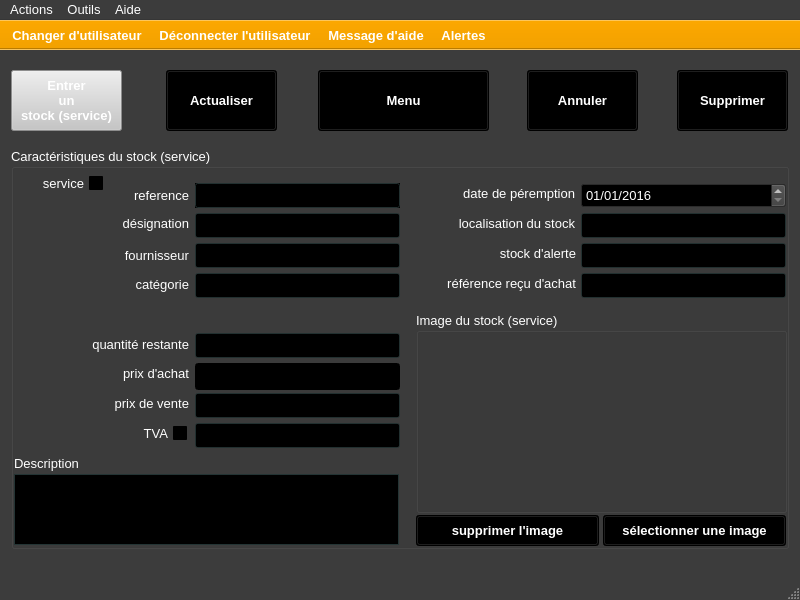
Above: ui/yeroth-erp-modifier-window.ui from xnoumbissinoundou/yeroth-erp-3.0 before the change. Below: the same form after it.
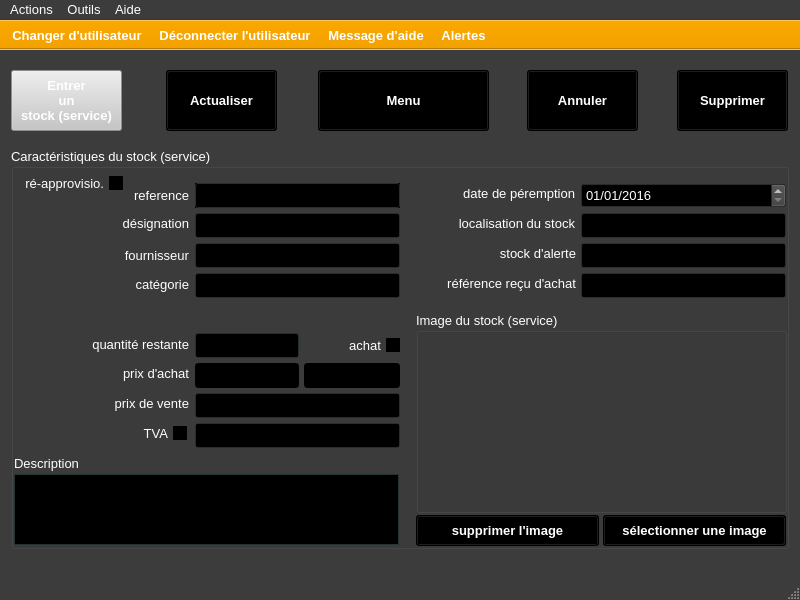
That is the form after the change. Icons and pictures are not drawn. Custom widgets are drawn as their Qt base class.

```diff
--- a/ui/yeroth-erp-modifier-window.ui
+++ b/ui/yeroth-erp-modifier-window.ui
@@ -6433,7 +6433,7 @@
       <rect>
        <x>184</x>
        <y>185</y>
-       <width>205</width>
+       <width>104</width>
        <height>25</height>
       </rect>
      </property>
@@ -9246,8 +9246,8 @@
       <rect>
        <x>184</x>
        <y>215</y>
-       <width>205</width>
-       <height>27</height>
+       <width>104</width>
+       <height>25</height>
       </rect>
      </property>
      <property name="palette">
@@ -10209,7 +10209,7 @@
       <rect>
        <x>5</x>
        <y>25</y>
-       <width>87</width>
+       <width>107</width>
        <height>21</height>
       </rect>
      </property>
@@ -10642,7 +10642,7 @@
       <enum>Qt::RightToLeft</enum>
      </property>
      <property name="text">
-      <string>service</string>
+      <string>ré-approvisio.</string>
      </property>
     </widget>
     <widget class="YerothERPQCheckBox" name="checkBox_tva">
@@ -11086,6 +11086,907 @@
       <string>TVA</string>
      </property>
     </widget>
+    <widget class="YerothERPQCheckBox" name="checkBox_achat">
+     <property name="geometry">
+      <rect>
+       <x>293</x>
+       <y>187</y>
+       <width>96</width>
+       <height>21</height>
+      </rect>
+     </property>
+     <property name="palette">
+      <palette>
+       <active>
+        <colorrole role="WindowText">
+         <brush brushstyle="SolidPattern">
+          <color alpha="255">
+           <red>255</red>
+           <green>255</green>
+           <blue>255</blue>
+          </color>
+         </brush>
+        </colorrole>
+        <colorrole role="Button">
+         <brush brushstyle="SolidPattern">
+          <color alpha="255">
+           <red>0</red>
+           <green>0</green>
+           <blue>0</blue>
+          </color>
+         </brush>
+        </colorrole>
+        <colorrole role="Light">
+         <brush brushstyle="SolidPattern">
+          <color alpha="255">
+           <red>0</red>
+           <green>0</green>
+           <blue>0</blue>
+          </color>
+         </brush>
+        </colorrole>
+        <colorrole role="Midlight">
+         <brush brushstyle="SolidPattern">
+          <color alpha="255">
+           <red>0</red>
+           <green>0</green>
+           <blue>0</blue>
+          </color>
+         </brush>
+        </colorrole>
+        <colorrole role="Dark">
+         <brush brushstyle="SolidPattern">
+          <color alpha="255">
+           <red>0</red>
+           <green>0</green>
+           <blue>0</blue>
+          </color>
+         </brush>
+        </colorrole>
+        <colorrole role="Mid">
+         <brush brushstyle="SolidPattern">
+          <color alpha="255">
+           <red>0</red>
+           <green>0</green>
+           <blue>0</blue>
+          </color>
+         </brush>
+        </colorrole>
+        <colorrole role="Text">
+         <brush brushstyle="SolidPattern">
+          <color alpha="255">
+           <red>255</red>
+           <green>255</green>
+           <blue>255</blue>
+          </color>
+         </brush>
+        </colorrole>
+        <colorrole role="BrightText">
+         <brush brushstyle="SolidPattern">
+          <color alpha="255">
+           <red>255</red>
+           <green>255</green>
+           <blue>255</blue>
+          </color>
+         </brush>
+        </colorrole>
+        <colorrole role="ButtonText">
+         <brush brushstyle="SolidPattern">
+          <color alpha="255">
+           <red>255</red>
+           <green>255</green>
+           <blue>255</blue>
+          </color>
+         </brush>
+        </colorrole>
+        <colorrole role="Base">
+         <brush brushstyle="SolidPattern">
+          <color alpha="255">
+           <red>0</red>
+           <green>0</green>
+           <blue>0</blue>
+          </color>
+         </brush>
+        </colorrole>
+        <colorrole role="Window">
+         <brush brushstyle="SolidPattern">
+          <color alpha="255">
+           <red>0</red>
+           <green>0</green>
+           <blue>0</blue>
+          </color>
+         </brush>
+        </colorrole>
+        <colorrole role="Shadow">
+         <brush brushstyle="SolidPattern">
+          <color alpha="255">
+           <red>0</red>
+           <green>0</green>
+           <blue>0</blue>
+          </color>
+         </brush>
+        </colorrole>
+        <colorrole role="AlternateBase">
+         <brush brushstyle="SolidPattern">
+          <color alpha="255">
+           <red>0</red>
+           <green>0</green>
+           <blue>0</blue>
+          </color>
+         </brush>
+        </colorrole>
+        <colorrole role="ToolTipBase">
+         <brush brushstyle="SolidPattern">
+          <color alpha="255">
+           <red>255</red>
+           <green>255</green>
+           <blue>220</blue>
+          </color>
+         </brush>
+        </colorrole>
+        <colorrole role="ToolTipText">
+         <brush brushstyle="SolidPattern">
+          <color alpha="255">
+           <red>0</red>
+           <green>0</green>
+           <blue>0</blue>
+          </color>
+         </brush>
+        </colorrole>
+       </active>
+       <inactive>
+        <colorrole role="WindowText">
+         <brush brushstyle="SolidPattern">
+          <color alpha="255">
+           <red>255</red>
+           <green>255</green>
+           <blue>255</blue>
+          </color>
+         </brush>
+        </colorrole>
+        <colorrole role="Button">
+         <brush brushstyle="SolidPattern">
+          <color alpha="255">
+           <red>0</red>
+           <green>0</green>
+           <blue>0</blue>
+          </color>
+         </brush>
+        </colorrole>
+        <colorrole role="Light">
+         <brush brushstyle="SolidPattern">
+          <color alpha="255">
+           <red>0</red>
+           <green>0</green>
+           <blue>0</blue>
+          </color>
+         </brush>
+        </colorrole>
+        <colorrole role="Midlight">
+         <brush brushstyle="SolidPattern">
+          <color alpha="255">
+           <red>0</red>
+           <green>0</green>
+           <blue>0</blue>
+          </color>
+         </brush>
+        </colorrole>
+        <colorrole role="Dark">
+         <brush brushstyle="SolidPattern">
+          <color alpha="255">
+           <red>0</red>
+           <green>0</green>
+           <blue>0</blue>
+          </color>
+         </brush>
+        </colorrole>
+        <colorrole role="Mid">
+         <brush brushstyle="SolidPattern">
+          <color alpha="255">
+           <red>0</red>
+           <green>0</green>
+           <blue>0</blue>
+          </color>
+         </brush>
+        </colorrole>
+        <colorrole role="Text">
+         <brush brushstyle="SolidPattern">
+          <color alpha="255">
+           <red>255</red>
+           <green>255</green>
+           <blue>255</blue>
+          </color>
+         </brush>
+        </colorrole>
+        <colorrole role="BrightText">
+         <brush brushstyle="SolidPattern">
+          <color alpha="255">
+           <red>255</red>
+           <green>255</green>
+           <blue>255</blue>
+          </color>
+         </brush>
+        </colorrole>
+        <colorrole role="ButtonText">
+         <brush brushstyle="SolidPattern">
+          <color alpha="255">
+           <red>255</red>
+           <green>255</green>
+           <blue>255</blue>
+          </color>
+         </brush>
+        </colorrole>
+        <colorrole role="Base">
+         <brush brushstyle="SolidPattern">
+          <color alpha="255">
+           <red>0</red>
+           <green>0</green>
+           <blue>0</blue>
+          </color>
+         </brush>
+        </colorrole>
+        <colorrole role="Window">
+         <brush brushstyle="SolidPattern">
+          <color alpha="255">
+           <red>0</red>
+           <green>0</green>
+           <blue>0</blue>
+          </color>
+         </brush>
+        </colorrole>
+        <colorrole role="Shadow">
+         <brush brushstyle="SolidPattern">
+          <color alpha="255">
+           <red>0</red>
+           <green>0</green>
+           <blue>0</blue>
+          </color>
+         </brush>
+        </colorrole>
+        <colorrole role="AlternateBase">
+         <brush brushstyle="SolidPattern">
+          <color alpha="255">
+           <red>0</red>
+           <green>0</green>
+           <blue>0</blue>
+          </color>
+         </brush>
+        </colorrole>
+        <colorrole role="ToolTipBase">
+         <brush brushstyle="SolidPattern">
+          <color alpha="255">
+           <red>255</red>
+           <green>255</green>
+           <blue>220</blue>
+          </color>
+         </brush>
+        </colorrole>
+        <colorrole role="ToolTipText">
+         <brush brushstyle="SolidPattern">
+          <color alpha="255">
+           <red>0</red>
+           <green>0</green>
+           <blue>0</blue>
+          </color>
+         </brush>
+        </colorrole>
+       </inactive>
+       <disabled>
+        <colorrole role="WindowText">
+         <brush brushstyle="SolidPattern">
+          <color alpha="255">
+           <red>0</red>
+           <green>0</green>
+           <blue>0</blue>
+          </color>
+         </brush>
+        </colorrole>
+        <colorrole role="Button">
+         <brush brushstyle="SolidPattern">
+          <color alpha="255">
+           <red>0</red>
+           <green>0</green>
+           <blue>0</blue>
+          </color>
+         </brush>
+        </colorrole>
+        <colorrole role="Light">
+         <brush brushstyle="SolidPattern">
+          <color alpha="255">
+           <red>0</red>
+           <green>0</green>
+           <blue>0</blue>
+          </color>
+         </brush>
+        </colorrole>
+        <colorrole role="Midlight">
+         <brush brushstyle="SolidPattern">
+          <color alpha="255">
+           <red>0</red>
+           <green>0</green>
+           <blue>0</blue>
+          </color>
+         </brush>
+        </colorrole>
+        <colorrole role="Dark">
+         <brush brushstyle="SolidPattern">
+          <color alpha="255">
+           <red>0</red>
+           <green>0</green>
+           <blue>0</blue>
+          </color>
+         </brush>
+        </colorrole>
+        <colorrole role="Mid">
+         <brush brushstyle="SolidPattern">
+          <color alpha="255">
+           <red>0</red>
+           <green>0</green>
+           <blue>0</blue>
+          </color>
+         </brush>
+        </colorrole>
+        <colorrole role="Text">
+         <brush brushstyle="SolidPattern">
+          <color alpha="255">
+           <red>0</red>
+           <green>0</green>
+           <blue>0</blue>
+          </color>
+         </brush>
+        </colorrole>
+        <colorrole role="BrightText">
+         <brush brushstyle="SolidPattern">
+          <color alpha="255">
+           <red>255</red>
+           <green>255</green>
+           <blue>255</blue>
+          </color>
+         </brush>
+        </colorrole>
+        <colorrole role="ButtonText">
+         <brush brushstyle="SolidPattern">
+          <color alpha="255">
+           <red>0</red>
+           <green>0</green>
+           <blue>0</blue>
+          </color>
+         </brush>
+        </colorrole>
+        <colorrole role="Base">
+         <brush brushstyle="SolidPattern">
+          <color alpha="255">
+           <red>0</red>
+           <green>0</green>
+           <blue>0</blue>
+          </color>
+         </brush>
+        </colorrole>
+        <colorrole role="Window">
+         <brush brushstyle="SolidPattern">
+          <color alpha="255">
+           <red>0</red>
+           <green>0</green>
+           <blue>0</blue>
+          </color>
+         </brush>
+        </colorrole>
+        <colorrole role="Shadow">
+         <brush brushstyle="SolidPattern">
+          <color alpha="255">
+           <red>0</red>
+           <green>0</green>
+           <blue>0</blue>
+          </color>
+         </brush>
+        </colorrole>
+        <colorrole role="AlternateBase">
+         <brush brushstyle="SolidPattern">
+          <color alpha="255">
+           <red>0</red>
+           <green>0</green>
+           <blue>0</blue>
+          </color>
+         </brush>
+        </colorrole>
+        <colorrole role="ToolTipBase">
+         <brush brushstyle="SolidPattern">
+          <color alpha="255">
+           <red>255</red>
+           <green>255</green>
+           <blue>220</blue>
+          </color>
+         </brush>
+        </colorrole>
+        <colorrole role="ToolTipText">
+         <brush brushstyle="SolidPattern">
+          <color alpha="255">
+           <red>0</red>
+           <green>0</green>
+           <blue>0</blue>
+          </color>
+         </brush>
+        </colorrole>
+       </disabled>
+      </palette>
+     </property>
+     <property name="font">
+      <font>
+       <pointsize>10</pointsize>
+       <weight>50</weight>
+       <bold>false</bold>
+      </font>
+     </property>
+     <property name="focusPolicy">
+      <enum>Qt::StrongFocus</enum>
+     </property>
+     <property name="layoutDirection">
+      <enum>Qt::RightToLeft</enum>
+     </property>
+     <property name="text">
+      <string>achat</string>
+     </property>
+    </widget>
+    <widget class="YerothLineEdit" name="lineEdit_pourcentage_prix_dachat_prix_de_vente">
+     <property name="enabled">
+      <bool>true</bool>
+     </property>
+     <property name="geometry">
+      <rect>
+       <x>293</x>
+       <y>215</y>
+       <width>96</width>
+       <height>25</height>
+      </rect>
+     </property>
+     <property name="palette">
+      <palette>
+       <active>
+        <colorrole role="WindowText">
+         <brush brushstyle="SolidPattern">
+          <color alpha="255">
+           <red>255</red>
+           <green>255</green>
+           <blue>255</blue>
+          </color>
+         </brush>
+        </colorrole>
+        <colorrole role="Button">
+         <brush brushstyle="SolidPattern">
+          <color alpha="255">
+           <red>0</red>
+           <green>0</green>
+           <blue>0</blue>
+          </color>
+         </brush>
+        </colorrole>
+        <colorrole role="Light">
+         <brush brushstyle="SolidPattern">
+          <color alpha="255">
+           <red>0</red>
+           <green>0</green>
+           <blue>0</blue>
+          </color>
+         </brush>
+        </colorrole>
+        <colorrole role="Midlight">
+         <brush brushstyle="SolidPattern">
+          <color alpha="255">
+           <red>0</red>
+           <green>0</green>
+           <blue>0</blue>
+          </color>
+         </brush>
+        </colorrole>
+        <colorrole role="Dark">
+         <brush brushstyle="SolidPattern">
+          <color alpha="255">
+           <red>0</red>
+           <green>0</green>
+           <blue>0</blue>
+          </color>
+         </brush>
+        </colorrole>
+        <colorrole role="Mid">
+         <brush brushstyle="SolidPattern">
+          <color alpha="255">
+           <red>0</red>
+           <green>0</green>
+           <blue>0</blue>
+          </color>
+         </brush>
+        </colorrole>
+        <colorrole role="Text">
+         <brush brushstyle="SolidPattern">
+          <color alpha="255">
+           <red>255</red>
+           <green>255</green>
+           <blue>255</blue>
+          </color>
+         </brush>
+        </colorrole>
+        <colorrole role="BrightText">
+         <brush brushstyle="SolidPattern">
+          <color alpha="255">
+           <red>255</red>
+           <green>255</green>
+           <blue>255</blue>
+          </color>
+         </brush>
+        </colorrole>
+        <colorrole role="ButtonText">
+         <brush brushstyle="SolidPattern">
+          <color alpha="255">
+           <red>255</red>
+           <green>255</green>
+           <blue>255</blue>
+          </color>
+         </brush>
+        </colorrole>
+        <colorrole role="Base">
+         <brush brushstyle="SolidPattern">
+          <color alpha="255">
+           <red>0</red>
+           <green>0</green>
+           <blue>0</blue>
+          </color>
+         </brush>
+        </colorrole>
+        <colorrole role="Window">
+         <brush brushstyle="SolidPattern">
+          <color alpha="255">
+           <red>0</red>
+           <green>0</green>
+           <blue>0</blue>
+          </color>
+         </brush>
+        </colorrole>
+        <colorrole role="Shadow">
+         <brush brushstyle="SolidPattern">
+          <color alpha="255">
+           <red>0</red>
+           <green>0</green>
+           <blue>0</blue>
+          </color>
+         </brush>
+        </colorrole>
+        <colorrole role="HighlightedText">
+         <brush brushstyle="SolidPattern">
+          <color alpha="255">
+           <red>2</red>
+           <green>160</green>
+           <blue>70</blue>
+          </color>
+         </brush>
+        </colorrole>
+        <colorrole role="AlternateBase">
+         <brush brushstyle="SolidPattern">
+          <color alpha="255">
+           <red>0</red>
+           <green>0</green>
+           <blue>0</blue>
+          </color>
+         </brush>
+        </colorrole>
+        <colorrole role="ToolTipBase">
+         <brush brushstyle="SolidPattern">
+          <color alpha="255">
+           <red>255</red>
+           <green>255</green>
+           <blue>220</blue>
+          </color>
+         </brush>
+        </colorrole>
+        <colorrole role="ToolTipText">
+         <brush brushstyle="SolidPattern">
+          <color alpha="255">
+           <red>0</red>
+           <green>0</green>
+           <blue>0</blue>
+          </color>
+         </brush>
+        </colorrole>
+       </active>
+       <inactive>
+        <colorrole role="WindowText">
+         <brush brushstyle="SolidPattern">
+          <color alpha="255">
+           <red>255</red>
+           <green>255</green>
+           <blue>255</blue>
+          </color>
+         </brush>
+        </colorrole>
+        <colorrole role="Button">
+         <brush brushstyle="SolidPattern">
+          <color alpha="255">
+           <red>0</red>
+           <green>0</green>
+           <blue>0</blue>
+          </color>
+         </brush>
+        </colorrole>
+        <colorrole role="Light">
+         <brush brushstyle="SolidPattern">
+          <color alpha="255">
+           <red>0</red>
+           <green>0</green>
+           <blue>0</blue>
+          </color>
+         </brush>
+        </colorrole>
+        <colorrole role="Midlight">
+         <brush brushstyle="SolidPattern">
+          <color alpha="255">
+           <red>0</red>
+           <green>0</green>
+           <blue>0</blue>
+          </color>
+         </brush>
+        </colorrole>
+        <colorrole role="Dark">
+         <brush brushstyle="SolidPattern">
+          <color alpha="255">
+           <red>0</red>
+           <green>0</green>
+           <blue>0</blue>
+          </color>
+         </brush>
+        </colorrole>
+        <colorrole role="Mid">
+         <brush brushstyle="SolidPattern">
+          <color alpha="255">
+           <red>0</red>
+           <green>0</green>
+           <blue>0</blue>
+          </color>
+         </brush>
+        </colorrole>
+        <colorrole role="Text">
+         <brush brushstyle="SolidPattern">
+          <color alpha="255">
+           <red>255</red>
+           <green>255</green>
+           <blue>255</blue>
+          </color>
+         </brush>
+        </colorrole>
+        <colorrole role="BrightText">
+         <brush brushstyle="SolidPattern">
+          <color alpha="255">
+           <red>255</red>
+           <green>255</green>
+           <blue>255</blue>
+          </color>
+         </brush>
+        </colorrole>
+        <colorrole role="ButtonText">
+         <brush brushstyle="SolidPattern">
+          <color alpha="255">
+           <red>255</red>
+           <green>255</green>
+           <blue>255</blue>
+          </color>
+         </brush>
+        </colorrole>
+        <colorrole role="Base">
+         <brush brushstyle="SolidPattern">
+          <color alpha="255">
+           <red>0</red>
+           <green>0</green>
+           <blue>0</blue>
+          </color>
+         </brush>
+        </colorrole>
+        <colorrole role="Window">
+         <brush brushstyle="SolidPattern">
+          <color alpha="255">
+           <red>0</red>
+           <green>0</green>
+           <blue>0</blue>
+          </color>
+         </brush>
+        </colorrole>
+        <colorrole role="Shadow">
+         <brush brushstyle="SolidPattern">
+          <color alpha="255">
+           <red>0</red>
+           <green>0</green>
+           <blue>0</blue>
+          </color>
+         </brush>
+        </colorrole>
+        <colorrole role="HighlightedText">
+         <brush brushstyle="SolidPattern">
+          <color alpha="255">
+           <red>2</red>
+           <green>160</green>
+           <blue>70</blue>
+          </color>
+         </brush>
+        </colorrole>
+        <colorrole role="AlternateBase">
+         <brush brushstyle="SolidPattern">
+          <color alpha="255">
+           <red>0</red>
+           <green>0</green>
+           <blue>0</blue>
+          </color>
+         </brush>
+        </colorrole>
+        <colorrole role="ToolTipBase">
+         <brush brushstyle="SolidPattern">
+          <color alpha="255">
+           <red>255</red>
+           <green>255</green>
+           <blue>220</blue>
+          </color>
+         </brush>
+        </colorrole>
+        <colorrole role="ToolTipText">
+         <brush brushstyle="SolidPattern">
+          <color alpha="255">
+           <red>0</red>
+           <green>0</green>
+           <blue>0</blue>
+          </color>
+         </brush>
+        </colorrole>
+       </inactive>
+       <disabled>
+        <colorrole role="WindowText">
+         <brush brushstyle="SolidPattern">
+          <color alpha="255">
+           <red>0</red>
+           <green>0</green>
+           <blue>0</blue>
+          </color>
+         </brush>
+        </colorrole>
+        <colorrole role="Button">
+         <brush brushstyle="SolidPattern">
+          <color alpha="255">
+           <red>0</red>
+           <green>0</green>
+           <blue>0</blue>
+          </color>
+         </brush>
+        </colorrole>
+        <colorrole role="Light">
+         <brush brushstyle="SolidPattern">
+          <color alpha="255">
+           <red>0</red>
+           <green>0</green>
+           <blue>0</blue>
+          </color>
+         </brush>
+        </colorrole>
+        <colorrole role="Midlight">
+         <brush brushstyle="SolidPattern">
+          <color alpha="255">
+           <red>0</red>
+           <green>0</green>
+           <blue>0</blue>
+          </color>
+         </brush>
+        </colorrole>
+        <colorrole role="Dark">
+         <brush brushstyle="SolidPattern">
+          <color alpha="255">
+           <red>0</red>
+           <green>0</green>
+           <blue>0</blue>
+          </color>
+         </brush>
+        </colorrole>
+        <colorrole role="Mid">
+         <brush brushstyle="SolidPattern">
+          <color alpha="255">
+           <red>0</red>
+           <green>0</green>
+           <blue>0</blue>
+          </color>
+         </brush>
+        </colorrole>
+        <colorrole role="Text">
+         <brush brushstyle="SolidPattern">
+          <color alpha="255">
+           <red>0</red>
+           <green>0</green>
+           <blue>0</blue>
+          </color>
+         </brush>
+        </colorrole>
+        <colorrole role="BrightText">
+         <brush brushstyle="SolidPattern">
+          <color alpha="255">
+           <red>255</red>
+           <green>255</green>
+           <blue>255</blue>
+          </color>
+         </brush>
+        </colorrole>
+        <colorrole role="ButtonText">
+         <brush brushstyle="SolidPattern">
+          <color alpha="255">
+           <red>0</red>
+           <green>0</green>
+           <blue>0</blue>
+          </color>
+         </brush>
+        </colorrole>
+        <colorrole role="Base">
+         <brush brushstyle="SolidPattern">
+          <color alpha="255">
+           <red>0</red>
+           <green>0</green>
+           <blue>0</blue>
+          </color>
+         </brush>
+        </colorrole>
+        <colorrole role="Window">
+         <brush brushstyle="SolidPattern">
+          <color alpha="255">
+           <red>0</red>
+           <green>0</green>
+           <blue>0</blue>
+          </color>
+         </brush>
+        </colorrole>
+        <colorrole role="Shadow">
+         <brush brushstyle="SolidPattern">
+          <color alpha="255">
+           <red>0</red>
+           <green>0</green>
+           <blue>0</blue>
+          </color>
+         </brush>
+        </colorrole>
+        <colorrole role="HighlightedText">
+         <brush brushstyle="SolidPattern">
+          <color alpha="255">
+           <red>2</red>
+           <green>160</green>
+           <blue>70</blue>
+          </color>
+         </brush>
+        </colorrole>
+        <colorrole role="AlternateBase">
+         <brush brushstyle="SolidPattern">
+          <color alpha="255">
+           <red>0</red>
+           <green>0</green>
+           <blue>0</blue>
+          </color>
+         </brush>
+        </colorrole>
+        <colorrole role="ToolTipBase">
+         <brush brushstyle="SolidPattern">
+          <color alpha="255">
+           <red>255</red>
+           <green>255</green>
+           <blue>220</blue>
+          </color>
+         </brush>
+        </colorrole>
+        <colorrole role="ToolTipText">
+         <brush brushstyle="SolidPattern">
+          <color alpha="255">
+           <red>0</red>
+           <green>0</green>
+           <blue>0</blue>
+          </color>
+         </brush>
+        </colorrole>
+       </disabled>
+      </palette>
+     </property>
+     <property name="font">
+      <font>
+       <pointsize>10</pointsize>
+      </font>
+     </property>
+    </widget>
    </widget>
   </widget>
   <widget class="QMenuBar" name="menubar_modifierWindow">
```
Left out of the diff: 2 changed lines with no effect on the pictures.
